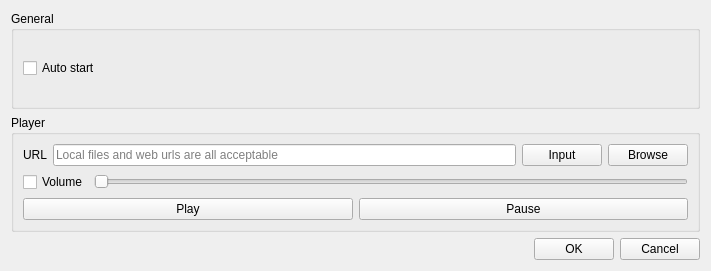
Qt form forms/preferencesdialog.ui (wangwenx190/dynamic-desktop) before a commit.
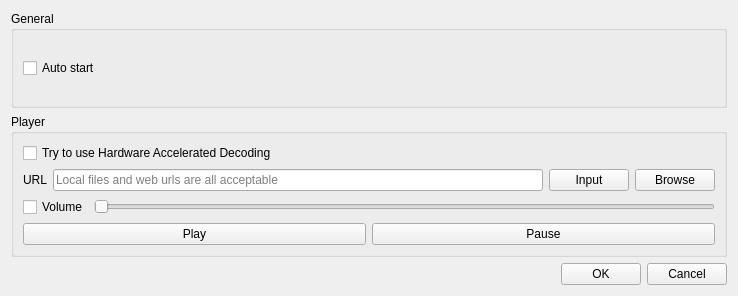
The same form after that commit.

Diff of the .ui file:
```diff
--- a/forms/preferencesdialog.ui
+++ b/forms/preferencesdialog.ui
@@ -6,8 +6,8 @@
    <rect>
     <x>0</x>
     <y>0</y>
-    <width>711</width>
-    <height>271</height>
+    <width>738</width>
+    <height>296</height>
    </rect>
   </property>
   <property name="sizePolicy">
@@ -42,6 +42,13 @@
       <string>Player</string>
      </property>
      <layout class="QVBoxLayout" name="verticalLayout">
+      <item>
+       <widget class="QCheckBox" name="checkBox_hwdec">
+        <property name="text">
+         <string>Try to use Hardware Accelerated Decoding</string>
+        </property>
+       </widget>
+      </item>
       <item>
        <layout class="QHBoxLayout" name="horizontalLayout_3">
         <item>
```
